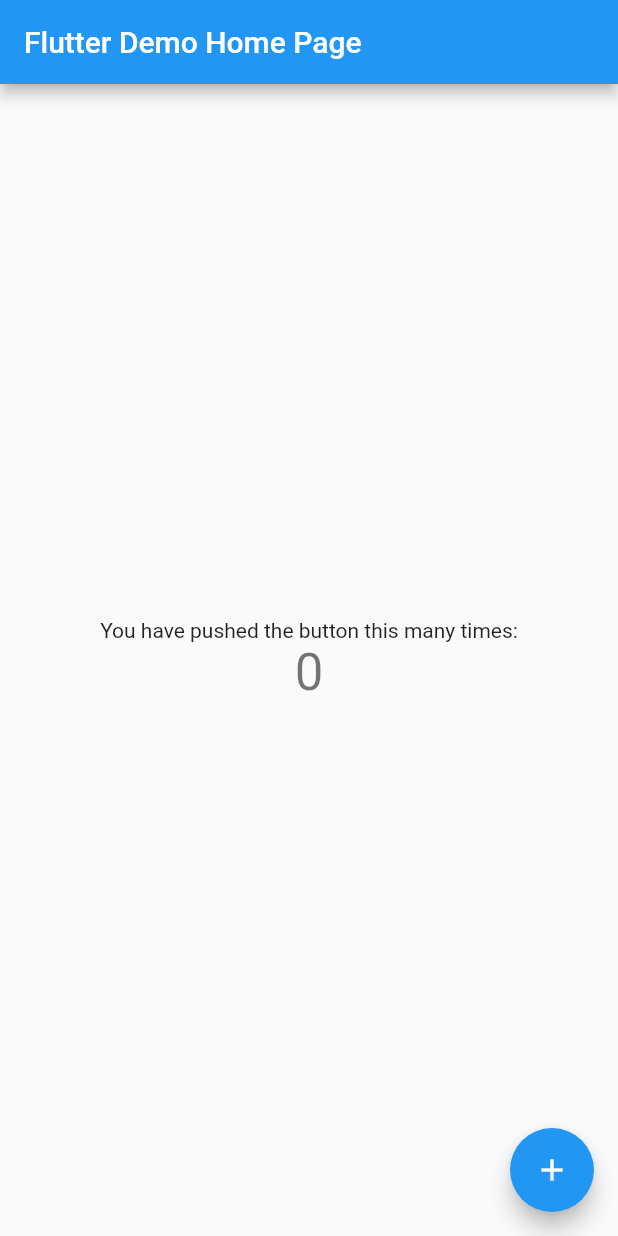
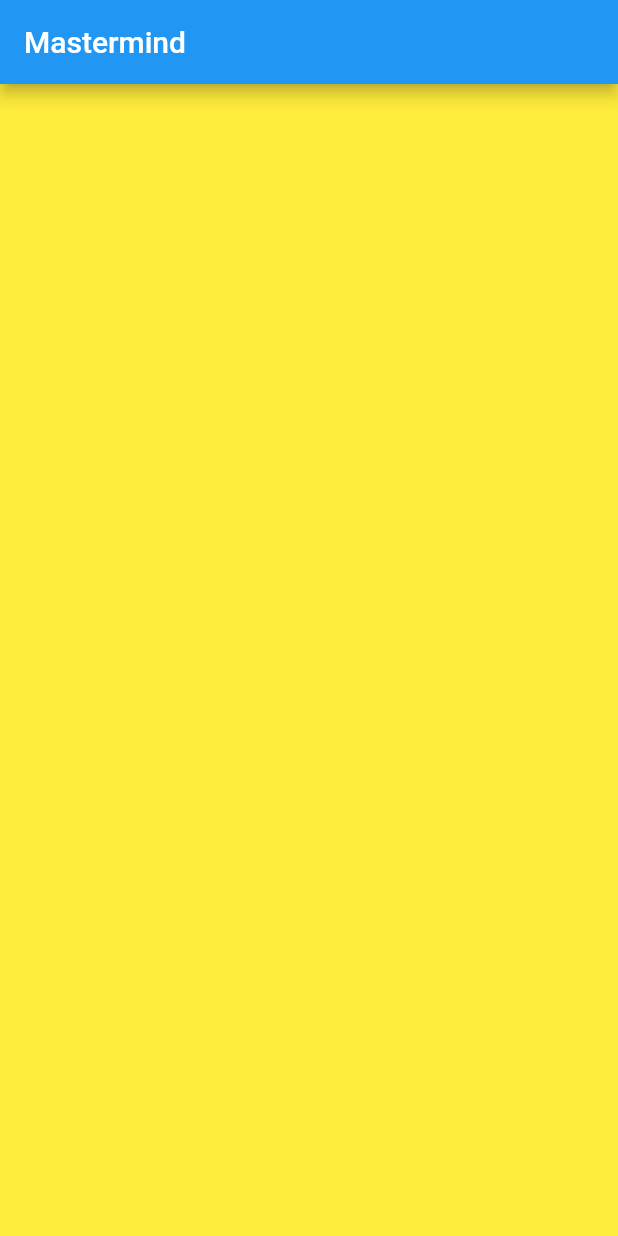
Before and after one commit to galileo-academy-wmiw/mastermind_leaf, a Flutter app: the screen it shows after launch, on a phone screen of 412 x 824 dp. Run offline on Flutter 3.47's test engine with Material 2 defaults, Android fonts, the phone set to English and light mode, and no system bars.

Commit message:
assignment for 4.4

```diff
--- /dev/null
+++ b/lib/classes/code-pin.dart
@@ -0,0 +1 @@
+enum PinColor { red, yellow, green, blue, black, white, empty }
--- /dev/null
+++ b/lib/classes/score-pin.dart
@@ -0,0 +1,6 @@
+enum Answer {
+  rightSpot,
+  rightColor,
+  wrong,
+  empty;
+}
--- a/lib/main.dart
+++ b/lib/main.dart
@@ -1,115 +1,34 @@
 import 'package:flutter/material.dart';
+import 'screens/game-screen.dart';
+import 'screens/info-screen.dart';
+import 'screens/score-screen.dart';
+import 'screens/start-screen.dart';
 
 void main() {
-  runApp(const MyApp());
+  runApp(const AppRoot());
 }
 
-class MyApp extends StatelessWidget {
-  const MyApp({super.key});
+class AppRoot extends StatelessWidget {
+  const AppRoot({Key? key}) : super(key: key);
 
-  // This widget is the root of your application.
   @override
   Widget build(BuildContext context) {
     return MaterialApp(
-      title: 'Flutter Demo',
-      theme: ThemeData(
-        // This is the theme of your application.
-        //
-        // Try running your application with "flutter run". You'll see the
-        // application has a blue toolbar. Then, without quitting the app, try
-        // changing the primarySwatch below to Colors.green and then invoke
-        // "hot reload" (press "r" in the console where you ran "flutter run",
-        // or simply save your changes to "hot reload" in a Flutter IDE).
-        // Notice that the counter didn't reset back to zero; the application
-        // is not restarted.
-        primarySwatch: Colors.blue,
+      debugShowCheckedModeBanner: false,
+      theme: ThemeData.light(),
+      home: Scaffold(
+        body: Center(child: AppTree()),
+        appBar: AppBar(title:Text("Mastermind")),
       ),
-      home: const MyHomePage(title: 'Flutter Demo Home Page'),
     );
   }
 }
 
-class MyHomePage extends StatefulWidget {
-  const MyHomePage({super.key, required this.title});
-
-  // This widget is the home page of your application. It is stateful, meaning
-  // that it has a State object (defined below) that contains fields that affect
-  // how it looks.
-
-  // This class is the configuration for the state. It holds the values (in this
-  // case the title) provided by the parent (in this case the App widget) and
-  // used by the build method of the State. Fields in a Widget subclass are
-  // always marked "final".
-
-  final String title;
-
-  @override
-  State<MyHomePage> createState() => _MyHomePageState();
-}
-
-class _MyHomePageState extends State<MyHomePage> {
-  int _counter = 0;
-
-  void _incrementCounter() {
-    setState(() {
-      // This call to setState tells the Flutter framework that something has
-      // changed in this State, which causes it to rerun the build method below
-      // so that the display can reflect the updated values. If we changed
-      // _counter without calling setState(), then the build method would not be
-      // called again, and so nothing would appear to happen.
-      _counter++;
-    });
-  }
+class AppTree extends StatelessWidget {
+  const AppTree({Key? key}) : super(key: key);
 
   @override
   Widget build(BuildContext context) {
-    // This method is rerun every time setState is called, for instance as done
-    // by the _incrementCounter method above.
-    //
-    // The Flutter framework has been optimized to make rerunning build methods
-    // fast, so that you can just rebuild anything that needs updating rather
-    // than having to individually change instances of widgets.
-    return Scaffold(
-      appBar: AppBar(
-        // Here we take the value from the MyHomePage object that was created by
-        // the App.build method, and use it to set our appbar title.
-        title: Text(widget.title),
-      ),
-      body: Center(
-        // Center is a layout widget. It takes a single child and positions it
-        // in the middle of the parent.
-        child: Column(
-          // Column is also a layout widget. It takes a list of children and
-          // arranges them vertically. By default, it sizes itself to fit its
-          // children horizontally, and tries to be as tall as its parent.
-          //
-          // Invoke "debug painting" (press "p" in the console, choose the
-          // "Toggle Debug Paint" action from the Flutter Inspector in Android
-          // Studio, or the "Toggle Debug Paint" command in Visual Studio Code)
-          // to see the wireframe for each widget.
-          //
-          // Column has various properties to control how it sizes itself and
-          // how it positions its children. Here we use mainAxisAlignment to
-          // center the children vertically; the main axis here is the vertical
-          // axis because Columns are vertical (the cross axis would be
-          // horizontal).
-          mainAxisAlignment: MainAxisAlignment.center,
-          children: <Widget>[
-            const Text(
-              'You have pushed the button this many times:',
-            ),
-            Text(
-              '$_counter',
-              style: Theme.of(context).textTheme.headlineMedium,
-            ),
-          ],
-        ),
-      ),
-      floatingActionButton: FloatingActionButton(
-        onPressed: _incrementCounter,
-        tooltip: 'Increment',
-        child: const Icon(Icons.add),
-      ), // This trailing comma makes auto-formatting nicer for build methods.
-    );
+    return StartScreen();
   }
 }
--- /dev/null
+++ b/lib/screens/start-screen.dart
@@ -0,0 +1,12 @@
+import 'package:flutter/material.dart';
+
+class StartScreen extends StatelessWidget {
+  const StartScreen({Key? key}) : super(key: key);
+
+  @override
+  Widget build(BuildContext context) {
+    return Container(
+      color: Colors.yellow,
+    );
+  }
+}
```
Also changed, not shown: lib/gamelogic-class-unused.dart (added, +91 -0 lines), lib/gamelogic.dart (+48 -47 lines), lib/screens/game-screen.dart (added, +12 -0 lines), lib/screens/info-screen.dart (added, +12 -0 lines), lib/screens/score-screen.dart (added, +12 -0 lines).
